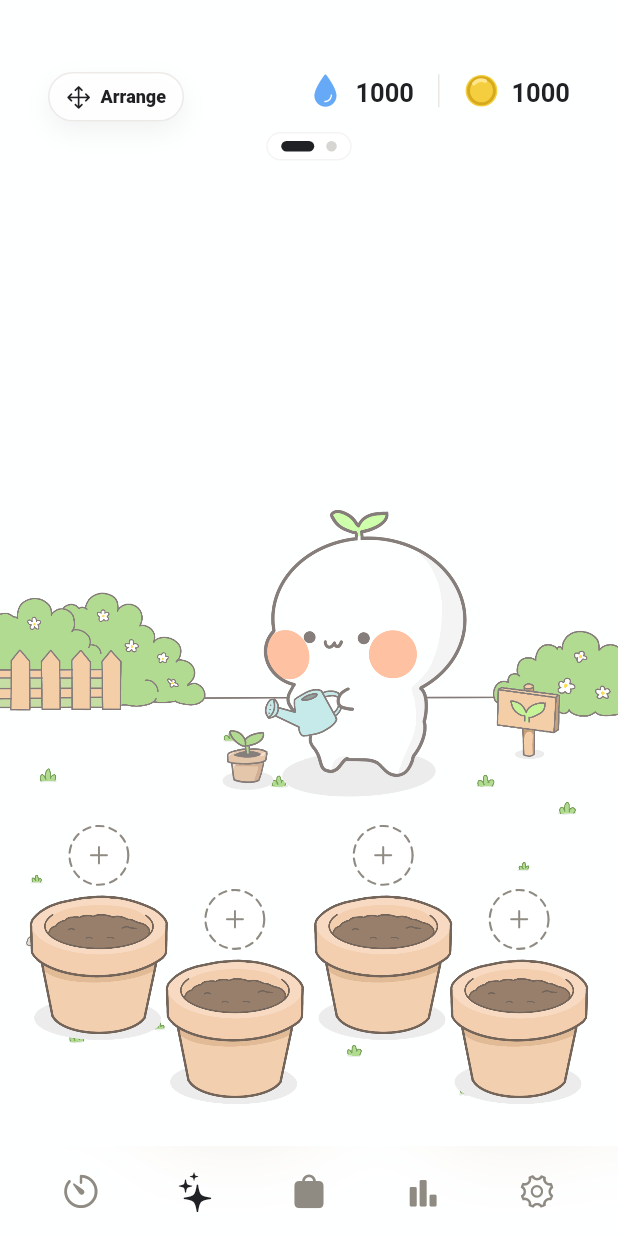
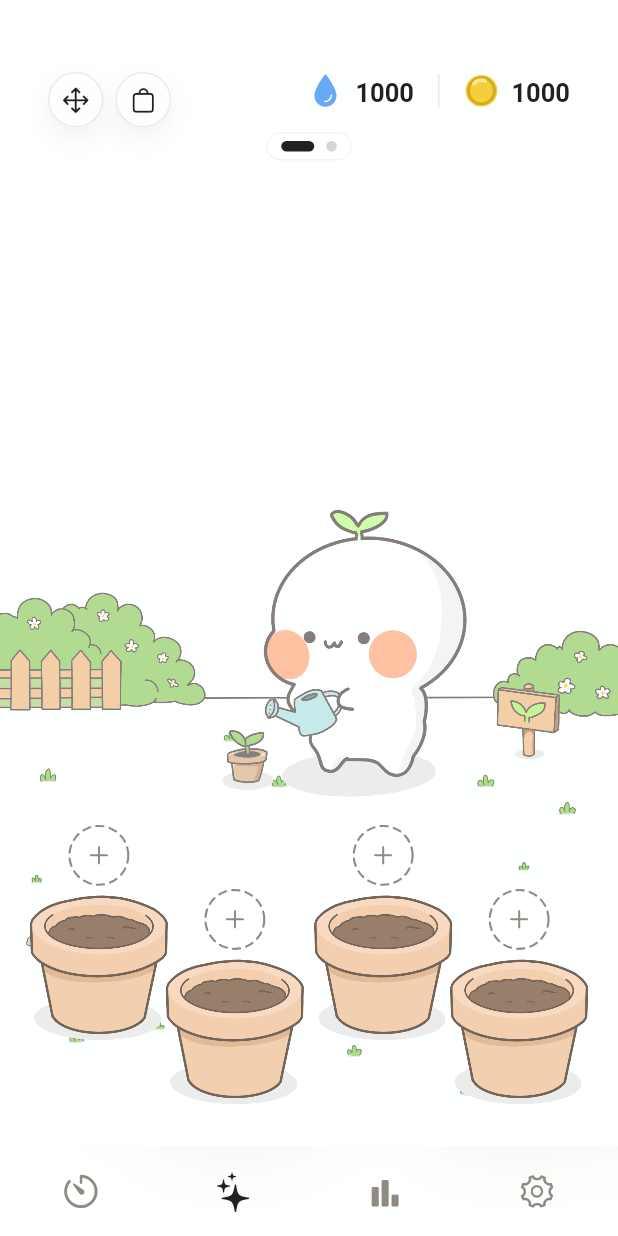
Before and after one commit to PatrickStarkmann/pats_space, a Flutter app: the screen it shows after launch, item 2 of the bottom bar chosen, on a phone screen of 412 x 824 dp. Run offline on Flutter 3.47's test engine with Material 3 defaults, Android fonts, the light colour scheme and no system bars; our stand-ins replace shared_preferences.

Commit message:
shop überarbeitung

```diff
--- a/lib/app/navigation/app_shell.dart
+++ b/lib/app/navigation/app_shell.dart
@@ -12,7 +12,6 @@ import 'package:pats_space/features/focus/repositories/shared_preferences_focus_
 import 'package:pats_space/features/focus/repositories/shared_preferences_focus_settings_repository.dart';
 import 'package:pats_space/features/home/home_screen.dart';
 import 'package:pats_space/features/settings/settings_screen.dart';
-import 'package:pats_space/features/shop/shop_screen.dart';
 import 'package:pats_space/features/space/controllers/garden_controller.dart';
 import 'package:pats_space/features/space/repositories/shared_preferences_garden_repository.dart';
 import 'package:pats_space/features/space/space_screen.dart';
@@ -122,7 +121,6 @@ class _AppShellContent extends StatelessWidget {
       horizontalPadding: switch (selectedTab) {
         AppTab.stats => AppSpacing.sm,
         AppTab.space => 0,
-        AppTab.shop => 0,
         _ => AppSpacing.screenHorizontal,
       },
       bottomNavigation: PatsspaceBottomNavBar(
@@ -140,10 +138,6 @@ class _AppShellContent extends StatelessWidget {
             onOpenSpace: () => onTabSelected(AppTab.space),
           ),
           SpaceScreen(gardenController: bundle.gardenController),
-          ShopScreen(
-            gardenController: bundle.gardenController,
-            onOpenSpace: () => onTabSelected(AppTab.space),
-          ),
           StatsScreen(historyController: bundle.historyController),
           const SettingsScreen(),
         ],
--- a/lib/app/navigation/app_tab.dart
+++ b/lib/app/navigation/app_tab.dart
@@ -3,7 +3,6 @@ import 'package:flutter/cupertino.dart';
 enum AppTab {
   home(label: 'Home', icon: CupertinoIcons.timer),
   space(label: 'Space', icon: CupertinoIcons.sparkles),
-  shop(label: 'Shop', icon: CupertinoIcons.bag_fill),
   stats(label: 'Stats', icon: CupertinoIcons.chart_bar_alt_fill),
   settings(label: 'Settings', icon: CupertinoIcons.gear_alt);
 
--- a/lib/features/space/space_screen.dart
+++ b/lib/features/space/space_screen.dart
@@ -11,6 +11,7 @@ import 'package:pats_space/features/space/models/garden_area.dart';
 import 'package:pats_space/features/space/models/garden_decoration.dart';
 import 'package:pats_space/features/space/models/garden_decoration_placement.dart';
 import 'package:pats_space/features/space/models/garden_plant_type.dart';
+import 'package:pats_space/features/shop/shop_screen.dart';
 import 'package:pats_space/features/space/widgets/garden_coin_icon.dart';
 import 'package:pats_space/features/space/widgets/garden_plant_card.dart';
 import 'package:pats_space/features/space/widgets/garden_resource_counter.dart';
@@ -339,12 +340,13 @@ class _SpaceScreenState extends State<SpaceScreen> {
                 ),
               ),
             ),
-            if (garden.ownedDecorations.isNotEmpty || garden.pots.isNotEmpty)
             Positioned(
               top: 48,
               left: AppSpacing.xl,
               child: Row(
                 children: [
+                  if (garden.ownedDecorations.isNotEmpty ||
+                      garden.pots.isNotEmpty) ...[
                     _ArrangeDecorButton(
                       arranging: _arrangingDecorations,
                       onTap: () {
@@ -362,6 +364,21 @@ class _SpaceScreenState extends State<SpaceScreen> {
                     if (_arrangingDecorations) ...[
                       const SizedBox(width: AppSpacing.xs),
                       _CleanUpGardenButton(onTap: _confirmCleanUpGarden),
+                    ],
+                  ],
+                  if (!_arrangingDecorations) ...[
+                    if (garden.ownedDecorations.isNotEmpty ||
+                        garden.pots.isNotEmpty)
+                      const SizedBox(width: AppSpacing.xs),
+                    _SpaceShopButton(
+                      onTap: () {
+                        HapticFeedback.selectionClick();
+                        showShopSheet(
+                          context: context,
+                          gardenController: widget.gardenController,
+                        );
+                      },
+                    ),
                   ],
                 ],
               ),
@@ -738,25 +755,47 @@ class _ArrangeDecorButton extends StatelessWidget {
           ],
         ),
         child: Padding(
-          padding: const EdgeInsets.symmetric(horizontal: 12, vertical: 8),
-          child: Row(
-            mainAxisSize: MainAxisSize.min,
-            children: [
-              Icon(
+          padding: const EdgeInsets.all(9),
+          child: Icon(
             arranging ? CupertinoIcons.checkmark_alt : CupertinoIcons.move,
-                size: 17,
+            size: 19,
             color: AppColors.charcoal,
           ),
-              const SizedBox(width: 6),
-              Text(
-                arranging ? 'Done' : 'Arrange',
-                style: AppTextStyles.caption.copyWith(
-                  color: AppColors.charcoal,
-                  fontWeight: FontWeight.w900,
-                  fontSize: 12,
         ),
       ),
+    );
+  }
+}
+
+class _SpaceShopButton extends StatelessWidget {
+  const _SpaceShopButton({required this.onTap});
+
+  final VoidCallback onTap;
+
+  @override
+  Widget build(BuildContext context) {
+    return GestureDetector(
+      behavior: HitTestBehavior.opaque,
+      onTap: onTap,
+      child: DecoratedBox(
+        decoration: BoxDecoration(
+          color: AppColors.surface.withValues(alpha: .9),
+          borderRadius: BorderRadius.circular(999),
+          border: Border.all(color: AppColors.graySoft.withValues(alpha: .46)),
+          boxShadow: [
+            BoxShadow(
+              color: AppColors.charcoal.withValues(alpha: .06),
+              blurRadius: 14,
+              offset: const Offset(0, 7),
+            ),
           ],
+        ),
+        child: Padding(
+          padding: const EdgeInsets.all(9),
+          child: const Icon(
+            CupertinoIcons.bag,
+            size: 19,
+            color: AppColors.charcoal,
           ),
         ),
       ),
```
Also changed, not shown: lib/features/home/home_screen.dart (+1 -6 lines), lib/features/home/widgets/social_focus_group_view.dart (+7 -8 lines), lib/features/shop/shop_screen.dart (+55 -7 lines). Lines whose indentation alone changed are shown as unchanged.
